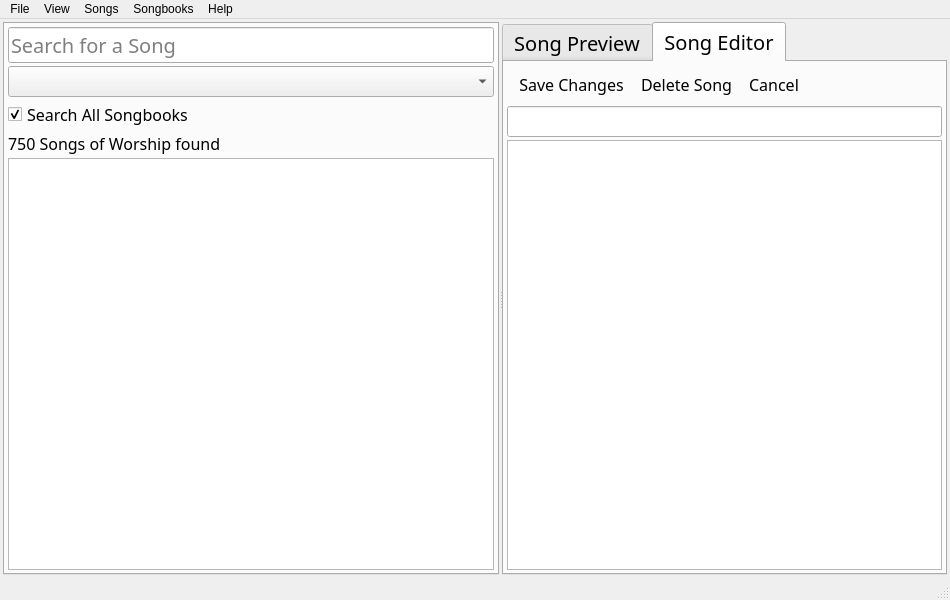
The window that src/vSongHome.ui (AppSmata/vSongBook4pc) describes before a commit, drawn with Qt 5.
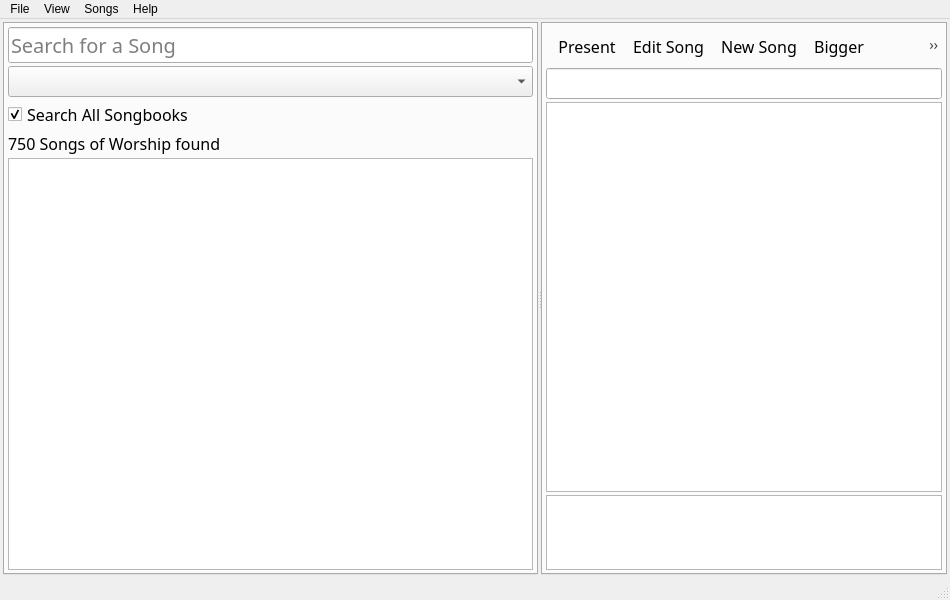
The same window after the commit. The open tabs and pages were chosen to show the change. Icons and pictures are not drawn.

Diff of the .ui file:
```diff
--- a/src/vSongHome.ui
+++ b/src/vSongHome.ui
@@ -225,6 +225,9 @@
                 <verstretch>0</verstretch>
                </sizepolicy>
               </property>
+              <property name="horizontalScrollBarPolicy">
+               <enum>Qt::ScrollBarAlwaysOff</enum>
+              </property>
              </widget>
             </item>
            </layout>
@@ -315,6 +318,8 @@
                <enum>Qt::ToolButtonTextBesideIcon</enum>
               </property>
               <addaction name="actionPresent"/>
+              <addaction name="actionEdit"/>
+              <addaction name="actionNewsong"/>
               <addaction name="actionBigger"/>
               <addaction name="actionSmaller"/>
               <addaction name="actionBold"/>
@@ -377,62 +382,6 @@
             </item>
            </layout>
           </widget>
-          <widget class="QWidget" name="WdgEditor">
-           <property name="font">
-            <font>
-             <family>Trebuchet MS</family>
-             <pointsize>12</pointsize>
-             <weight>50</weight>
-             <bold>false</bold>
-            </font>
-           </property>
-           <property name="accessibleName">
-            <string extracomment="This has to be equal to the tab title in all the main tabs">History</string>
-           </property>
-           <attribute name="title">
-            <string>Song Editor</string>
-           </attribute>
-           <layout class="QVBoxLayout" name="LayoutEditor">
-            <property name="spacing">
-             <number>3</number>
-            </property>
-            <property name="leftMargin">
-             <number>3</number>
-            </property>
-            <property name="topMargin">
-             <number>3</number>
-            </property>
-            <property name="rightMargin">
-             <number>3</number>
-            </property>
-            <property name="bottomMargin">
-             <number>3</number>
-            </property>
-            <item>
-             <widget class="QToolBar" name="ToolbarEditor">
-              <property name="windowTitle">
-               <string notr="true">toolBar1</string>
-              </property>
-              <property name="toolButtonStyle">
-               <enum>Qt::ToolButtonTextBesideIcon</enum>
-              </property>
-              <addaction name="actionSave"/>
-              <addaction name="actionDelete"/>
-              <addaction name="actionCancel"/>
-             </widget>
-            </item>
-            <item>
-             <widget class="QLineEdit" name="TxtEditorTitle"/>
-            </item>
-            <item>
-             <widget class="QPlainTextEdit" name="TxtEditorContent">
-              <property name="horizontalScrollBarPolicy">
-               <enum>Qt::ScrollBarAlwaysOff</enum>
-              </property>
-             </widget>
-            </item>
-           </layout>
-          </widget>
          </widget>
         </item>
        </layout>
@@ -474,15 +423,7 @@
     <addaction name="actionNew_Song"/>
     <addaction name="actionEdit_Song"/>
     <addaction name="actionDelete_Song"/>
-   </widget>
-   <widget class="QMenu" name="menuSongbooks">
-    <property name="title">
-     <string>Songbooks</string>
-    </property>
-    <addaction name="actionNew_Songbook"/>
-    <addaction name="actionEdit_Songbook"/>
-    <addaction name="actionManage_Songbooks"/>
-    <addaction name="actionUpdate_Songbooks"/>
+    <addaction name="actionSongbooks"/>
    </widget>
    <widget class="QMenu" name="menuSupport">
     <property name="title">
@@ -507,39 +448,8 @@
    <addaction name="menuFile"/>
    <addaction name="menuView"/>
    <addaction name="menuSongs"/>
-   <addaction name="menuSongbooks"/>
    <addaction name="menuSupport"/>
   </widget>
-  <action name="actionSave">
-   <property name="icon">
-    <iconset resource="icons/icons.qrc">
-     <normaloff>:/icons/check.png</normaloff>:/icons/check.png</iconset>
-   </property>
-   <property name="text">
-    <string>Save Song</string>
-   </property>
-   <property name="iconText">
-    <string>Save Changes</string>
-   </property>
-  </action>
-  <action name="actionDelete">
-   <property name="icon">
-    <iconset resource="icons/icons.qrc">
-     <normaloff>:/icons/delete.png</normaloff>:/icons/delete.png</iconset>
-   </property>
-   <property name="text">
-    <string>Delete Song</string>
-   </property>
-  </action>
-  <action name="actionCancel">
-   <property name="icon">
-    <iconset resource="icons/icons.qrc">
-     <normaloff>:/icons/cancel</normaloff>:/icons/cancel</iconset>
-   </property>
-   <property name="text">
-    <string>Cancel</string>
-   </property>
-  </action>
   <action name="actionPresent">
    <property name="icon">
     <iconset resource="icons/icons.qrc">
@@ -864,6 +774,39 @@
     <string>Ctrl+P</string>
    </property>
   </action>
+  <action name="actionEdit">
+   <property name="icon">
+    <iconset resource="icons/icons.qrc">
+     <normaloff>:/icons/edit.png</normaloff>:/icons/edit.png</iconset>
+   </property>
+   <property name="text">
+    <string>Edit Song</string>
+   </property>
+   <property name="shortcut">
+    <string>Ctrl+E</string>
+   </property>
+  </action>
+  <action name="actionNewsong">
+   <property name="icon">
+    <iconset resource="icons/icons.qrc">
+     <normaloff>:/icons/field_add</normaloff>:/icons/field_add</iconset>
+   </property>
+   <property name="text">
+    <string>New Song</string>
+   </property>
+  </action>
+  <action name="actionSongbooks">
+   <property name="icon">
+    <iconset resource="icons/icons.qrc">
+     <normaloff>:/icons/copy</normaloff>:/icons/copy</iconset>
+   </property>
+   <property name="text">
+    <string>Manage Books</string>
+   </property>
+   <property name="shortcut">
+    <string>Ctrl+B</string>
+   </property>
+  </action>
  </widget>
  <resources>
   <include location="icons/icons.qrc"/>
```
Left out of the diff: 48 changed lines with no effect on the pictures.
